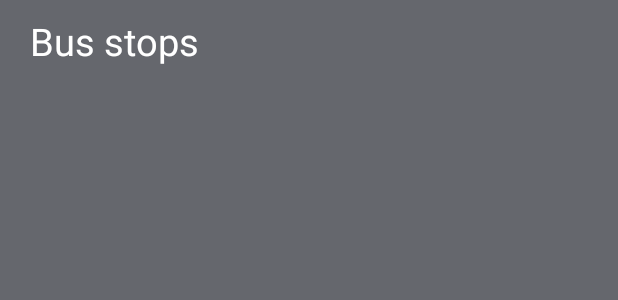
After one commit to MariaAlicia/App, an Android app: the layout route_content.xml on its own in the app's theme, with its tools: preview values and no code run, on a phone screen of 412 x 824 dp. The commit adds this screen. Shown: the top 300 px of the screen. Run offline under Robolectric (Android 15) with nearby library versions, the phone set to English and light mode, and no system bars.

Commit message:
UI
Started implementation of listview for when a specific route is selected

```diff
--- /dev/null
+++ b/app/src/main/res/layout/route_content.xml
@@ -0,0 +1,23 @@
+<?xml version="1.0" encoding="utf-8"?>
+<LinearLayout xmlns:android="http://schemas.android.com/apk/res/android"
+    android:orientation="vertical" android:layout_width="match_parent"
+    android:layout_height="match_parent"
+    android:background="#65676d">
+
+    <TextView
+        android:layout_width="wrap_content"
+        android:layout_height="wrap_content"
+        android:textSize="25dp"
+        android:text="Bus stops"
+        android:layout_marginLeft="20dp"
+        android:layout_marginTop="10dp"
+        android:textColor="#ffffff"
+        android:id="@+id/hi"/>
+
+    <ListView android:layout_width="fill_parent"
+        android:layout_height="fill_parent"
+        android:id="@+id/mainListView"
+        android:layout_marginLeft="20dp"
+        android:layout_below="@+id/hi"
+        />
+</LinearLayout>
```
Also changed, not shown: app/src/main/java/io/hackathon/hackathon2016/MainActivity.java (+21 -1 lines), 1 other file.
